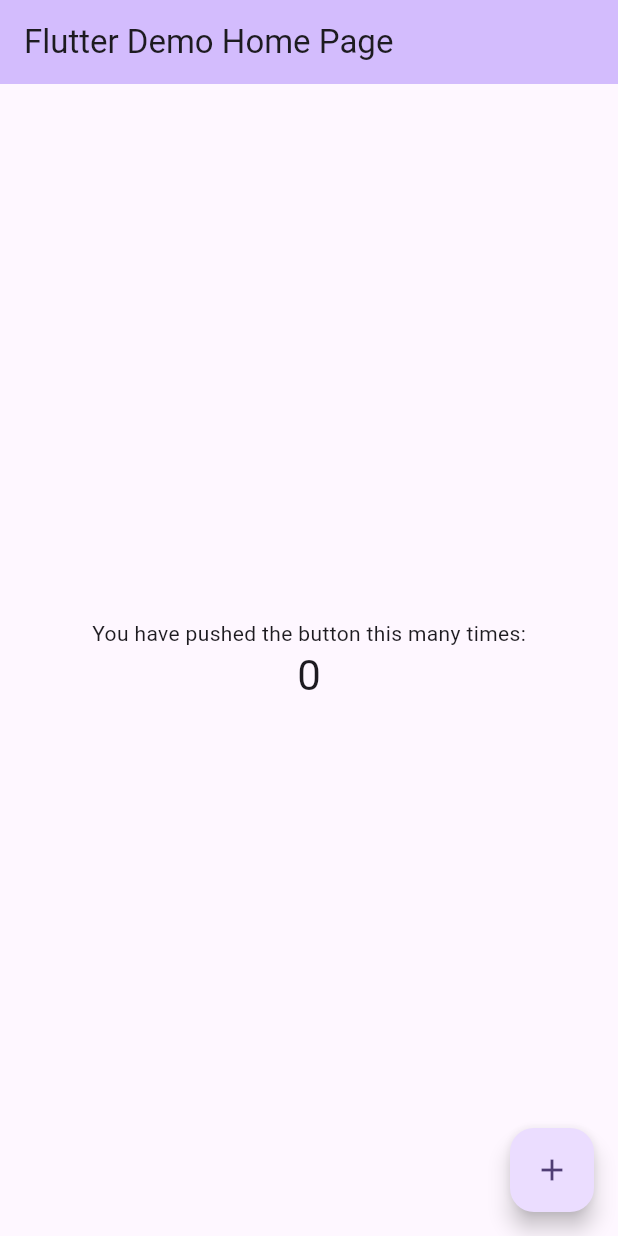
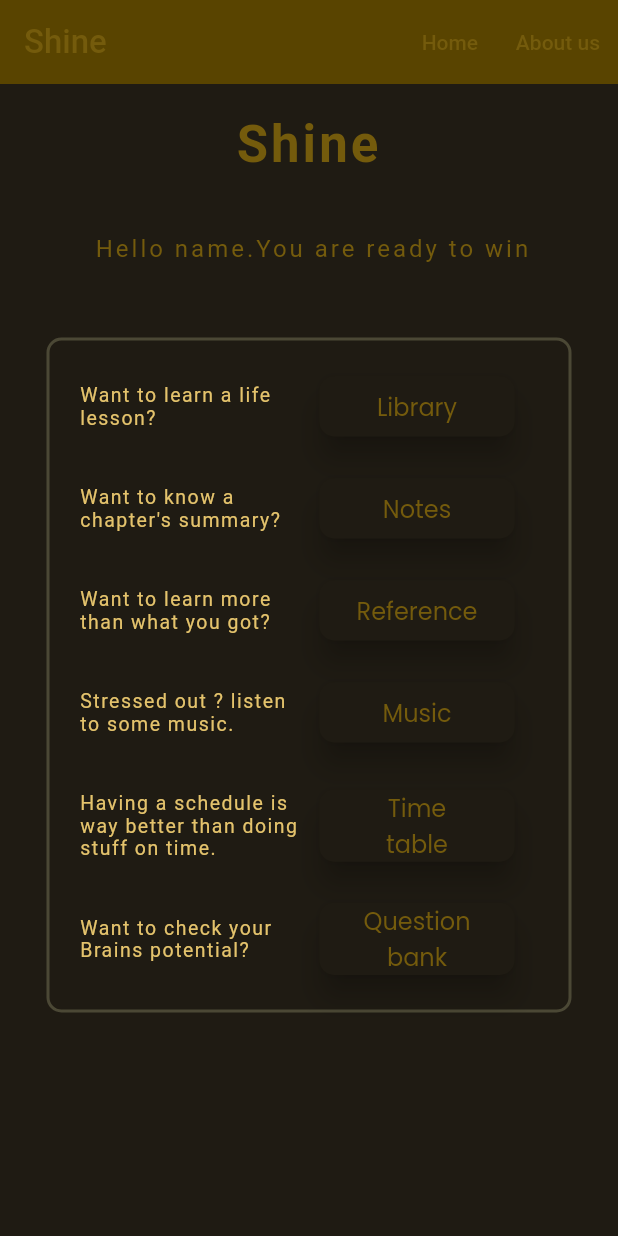
Before and after one commit to STRAcompany/Shine-App, a Flutter app: the screen it shows after launch, on a phone screen of 412 x 824 dp. Run offline on Flutter 3.47's test engine with Material 2 defaults, Android fonts, the phone set to English and light mode, and no system bars; our stand-ins replace google_fonts; Roboto replaces fonts that are missing (Laila).

Commit message:
Basic MainScreen made

```diff
--- /dev/null
+++ b/lib/data/greetings.dart
@@ -0,0 +1,5 @@
+List<String> greetings =[
+  "Hope the day will be better than yesterday.",
+  "You are ready to win",
+  "Your goal can be one step closer.",
+];
--- /dev/null
+++ b/lib/data/home_buttons_list.dart
@@ -0,0 +1,9 @@
+import 'package:shine/models/home_buttons_list.dart';
+  var homeButtonList =[
+    const HomeButtonListModels(title: "Library", address: ""),
+    const HomeButtonListModels(title: "Notes", address: ""),
+    const HomeButtonListModels(title: "Reference", address: ""),
+    const HomeButtonListModels(title: "Music", address: ""),
+    const HomeButtonListModels(title: "Time table", address: ""),
+    const HomeButtonListModels(title: "Question bank", address: ""),
+  ];
--- /dev/null
+++ b/lib/data/tryout_data.dart
@@ -0,0 +1,58 @@
+import 'package:shine/screens/library.dart';
+
+List<Map<String,Object>> tryoutData = [
+    {
+      "name": "Library",
+      "body contents":[
+        "Want to read some books?",
+        "Want to learn a life lesson?",
+        "Want to know about a great person?"
+        ],
+      "navigation address": const LibraryScreen()
+    },
+    {
+      "name": "Notes",
+      "body contents":[
+        "Want to revise your chapters?",
+        "Want to know a chapter's summary?",
+        "Want to have help in understanding the chapter?"
+        ],
+      "navigation address":  const LibraryScreen()
+    },
+    {
+      "name": "Reference",
+      "body contents":[
+        "Need help by outsources?",
+        "Want to learn more than what you got?",
+        "We have got some books you would like.",
+        ],
+      "navigation address":  const LibraryScreen()
+    },
+    {
+      "name": "Music",
+      "body contents":[
+        "Want to relax?",
+        "Stressed out ? listen to some music.",
+        "Do you know what doctors say? \"music is good for health \"",
+        ],
+      "navigation address":  const LibraryScreen()
+    },
+    {
+      "name": "Time table",
+      "body contents":[
+        "Time management is Important.",
+        "Having a schedule is way better than doing stuff on time.",
+        "Lets conquer time!"
+        ],
+      "navigation address":  const LibraryScreen()
+    },
+    {
+      "name": "Question bank",
+      "body contents":[
+        "Want questions to practice?",
+        "Want to check your Brains potential?",
+        "We have a bank that lends you questions."
+        ],
+      "navigation address":  const LibraryScreen()
+    },
+];
--- a/lib/main.dart
+++ b/lib/main.dart
@@ -1,125 +1,72 @@
 import 'package:flutter/material.dart';
+import 'package:google_fonts/google_fonts.dart';
+import 'package:shine/screens/shine.dart';
+var darkcolorScheme = ColorScheme.fromSeed(seedColor: const Color.fromARGB(255, 220, 173 , 5));
+var colorScheme= ColorScheme.fromSeed(seedColor: const Color.fromARGB(255, 5, 116, 220));
+var lightcolorScheme = const ColorScheme(
+  brightness: Brightness.light,
+  primary: Color.fromARGB(255, 0, 115, 255),
+  onPrimary: Color.fromARGB(255, 93, 0, 199),
+  secondary: Color.fromARGB(255, 22, 228, 255),
+  onSecondary: Color.fromARGB(255, 255, 27, 179),
+  error: Color.fromARGB(255, 255, 51, 36),
+  onError: Color.fromARGB(255, 255, 0, 0),
+  background: Colors.white,
+  onBackground: Color.fromARGB(255, 18, 200, 255),
+  surface: Colors.lightGreen,
+  onSurface: Color.fromARGB(255, 239, 255, 8),
+  );
+List<Color> textColor =[Colors.grey,] ;
+// var yellowColorScheme = ColorScheme.fromSeed(seedColor: const Color.fromARGB(255, 234, 255, 0));
+// var blueColorScheme = ColorScheme.fromSeed(seedColor: const Color.fromARGB(255, 68, 171, 255));
+
 
 void main() {
-  runApp(const MyApp());
-}
+  WidgetsFlutterBinding.ensureInitialized();
+  runApp(
+     MaterialApp(
+      darkTheme: ThemeData.dark().copyWith(
+        useMaterial3: true,
+        textTheme: GoogleFonts.lailaTextTheme().copyWith(
+          titleLarge: GoogleFonts.laila(
+            color: darkcolorScheme.primary,
+            fontWeight: FontWeight.bold,
+            fontSize: 34,
+            letterSpacing: 2,
+          ),
+          bodyMedium: GoogleFonts.laila(
+            color: darkcolorScheme.primary,
+            fontSize: 16,
+            letterSpacing: 2,
+          ),
 
-class MyApp extends StatelessWidget {
-  const MyApp({super.key});
-
-  // This widget is the root of your application.
-  @override
-  Widget build(BuildContext context) {
-    return MaterialApp(
-      title: 'Flutter Demo',
-      theme: ThemeData(
-        // This is the theme of your application.
-        //
-        // TRY THIS: Try running your application with "flutter run". You'll see
-        // the application has a blue toolbar. Then, without quitting the app,
-        // try changing the seedColor in the colorScheme below to Colors.green
-        // and then invoke "hot reload" (save your changes or press the "hot
-        // reload" button in a Flutter-supported IDE, or press "r" if you used
-        // the command line to start the app).
-        //
-        // Notice that the counter didn't reset back to zero; the application
-        // state is not lost during the reload. To reset the state, use hot
-        // restart instead.
-        //
-        // This works for code too, not just values: Most code changes can be
-        // tested with just a hot reload.
-        colorScheme: ColorScheme.fromSeed(seedColor: Colors.deepPurple),
-        useMaterial3: true,
-      ),
-      home: const MyHomePage(title: 'Flutter Demo Home Page'),
-    );
-  }
-}
-
-class MyHomePage extends StatefulWidget {
-  const MyHomePage({super.key, required this.title});
-
-  // This widget is the home page of your application. It is stateful, meaning
-  // that it has a State object (defined below) that contains fields that affect
-  // how it looks.
-
-  // This class is the configuration for the state. It holds the values (in this
-  // case the title) provided by the parent (in this case the App widget) and
-  // used by the build method of the State. Fields in a Widget subclass are
-  // always marked "final".
-
-  final String title;
-
-  @override
-  State<MyHomePage> createState() => _MyHomePageState();
-}
-
-class _MyHomePageState extends State<MyHomePage> {
-  int _counter = 0;
-
-  void _incrementCounter() {
-    setState(() {
-      // This call to setState tells the Flutter framework that something has
-      // changed in this State, which causes it to rerun the build method below
-      // so that the display can reflect the updated values. If we changed
-      // _counter without calling setState(), then the build method would not be
-      // called again, and so nothing would appear to happen.
-      _counter++;
-    });
-  }
-
-  @override
-  Widget build(BuildContext context) {
-    // This method is rerun every time setState is called, for instance as done
-    // by the _incrementCounter method above.
-    //
-    // The Flutter framework has been optimized to make rerunning build methods
-    // fast, so that you can just rebuild anything that needs updating rather
-    // than having to individually change instances of widgets.
-    return Scaffold(
-      appBar: AppBar(
-        // TRY THIS: Try changing the color here to a specific color (to
-        // Colors.amber, perhaps?) and trigger a hot reload to see the AppBar
-        // change color while the other colors stay the same.
-        backgroundColor: Theme.of(context).colorScheme.inversePrimary,
-        // Here we take the value from the MyHomePage object that was created by
-        // the App.build method, and use it to set our appbar title.
-        title: Text(widget.title),
-      ),
-      body: Center(
-        // Center is a layout widget. It takes a single child and positions it
-        // in the middle of the parent.
-        child: Column(
-          // Column is also a layout widget. It takes a list of children and
-          // arranges them vertically. By default, it sizes itself to fit its
-          // children horizontally, and tries to be as tall as its parent.
-          //
-          // Column has various properties to control how it sizes itself and
-          // how it positions its children. Here we use mainAxisAlignment to
-          // center the children vertically; the main axis here is the vertical
-          // axis because Columns are vertical (the cross axis would be
-          // horizontal).
-          //
-          // TRY THIS: Invoke "debug painting" (choose the "Toggle Debug Paint"
-          // action in the IDE, or press "p" in the console), to see the
-          // wireframe for each widget.
-          mainAxisAlignment: MainAxisAlignment.center,
-          children: <Widget>[
-            const Text(
-              'You have pushed the button this many times:',
+        ),
+        colorScheme: darkcolorScheme,
+        scaffoldBackgroundColor: darkcolorScheme.onBackground,
+        appBarTheme: const AppBarTheme().copyWith(
+          backgroundColor: darkcolorScheme.onPrimaryContainer,
+          foregroundColor: darkcolorScheme.primary,
+          titleTextStyle: GoogleFonts.laila(
+            fontSize: 22,
+            color: darkcolorScheme.primary,
+            fontWeight: FontWeight.w500),
+        ),
+        elevatedButtonTheme: ElevatedButtonThemeData(
+          style: ElevatedButton.styleFrom(
+            foregroundColor: darkcolorScheme.primary,
+            backgroundColor: darkcolorScheme.onBackground,
+            textStyle: GoogleFonts.poppins().copyWith(
+              fontSize: 16,
+              fontWeight: FontWeight.w400,
             ),
-            Text(
-              '$_counter',
-              style: Theme.of(context).textTheme.headlineMedium,
-            ),
-          ],
+            alignment: Alignment.center,
+            shape: RoundedRectangleBorder(borderRadius: BorderRadius.circular(10)),
+            elevation: 8,
+          ),
         ),
       ),
-      floatingActionButton: FloatingActionButton(
-        onPressed: _incrementCounter,
-        tooltip: 'Increment',
-        child: const Icon(Icons.add),
-      ), // This trailing comma makes auto-formatting nicer for build methods.
-    );
-  }
+      themeMode: ThemeMode.dark,
+     home: const Shine(),
+    ),
+  );
 }
--- /dev/null
+++ b/lib/screens/library.dart
@@ -0,0 +1,14 @@
+import 'package:flutter/material.dart';
+
+class LibraryScreen extends StatelessWidget{
+  const LibraryScreen({super.key});
+  @override
+  Widget build(BuildContext context) {
+    return Scaffold(
+      appBar: AppBar(
+        title: const Text("Library"),
+      ),
+    );
+
+  }
+}
--- /dev/null
+++ b/lib/screens/shine.dart
@@ -0,0 +1,79 @@
+import 'dart:math';
+import 'package:shine/data/tryout_data.dart';
+import 'package:flutter/material.dart';
+import 'package:shine/data/greetings.dart';
+import 'package:shine/widgets/tryout.dart';
+
+class Shine extends StatelessWidget {
+  const Shine({super.key});
+
+  void changeScreen(BuildContext context, Widget screen) {
+    Navigator.of(context).push(
+      MaterialPageRoute(
+        builder: (context) => screen,
+      ),
+    );
+  }
+
+  @override
+  Widget build(context) {
+    int greetingIndex = Random().nextInt(greetings.length);
+    final String greetQuote = greetings[greetingIndex];
+
+    return Scaffold(
+      appBar: AppBar(
+        title: const Text("Shine"),
+        actions: [
+          TextButton(onPressed: () {}, child: const Text("Home")),
+          TextButton(onPressed: () {}, child: const Text("About us")),
+          // IconButton(onPressed: () {}, icon: const Icon(Icons.menu)),
+        ],
+      ),
+      body: Column(
+        children: [
+          Container(
+            alignment: Alignment.center,
+            padding: const EdgeInsets.symmetric(horizontal: 10, vertical: 20),
+            child: Text("Shine",
+                style: Theme.of(context).textTheme.titleLarge,
+                textAlign: TextAlign.center),
+          ),
+          Container(
+            padding: const EdgeInsets.symmetric(horizontal: 10, vertical: 20),
+            alignment: Alignment.center,
+            child: Text(" Hello name.$greetQuote ",
+                style: Theme.of(context).textTheme.bodyMedium,
+                textAlign: TextAlign.center),
+          ),
+          Container(
+            width: 350,
+            height: 450,
+            margin: const EdgeInsets.symmetric(vertical: 30),
+            decoration: BoxDecoration(
+              border: Border.all(
+                color: const Color.fromARGB(255, 75, 72, 53),
+                width: 2,
+              ),
+              borderRadius: BorderRadius.circular(10),
+            ),
+            child: SingleChildScrollView(
+              padding: const EdgeInsets.all(10),
+              child: Column(
+                mainAxisAlignment: MainAxisAlignment.start,
+                crossAxisAlignment: CrossAxisAlignment.start,
+                children: tryoutData
+                    .map(
+                      (data) => TryOut(
+                        mainData: data,
+                        changeScreen: changeScreen,
+                      ),
+                    )
+                    .toList(),
+              ),
+            ),
+          )
+        ],
+      ),
+    );
+  }
+}
--- /dev/null
+++ b/lib/widgets/tryout.dart
@@ -0,0 +1,49 @@
+import 'package:flutter/material.dart';
+import 'package:google_fonts/google_fonts.dart';
+import 'dart:math';
+
+class TryOut extends StatelessWidget {
+  const TryOut({required this.changeScreen, required this.mainData, super.key});
+  final void Function(BuildContext context, Widget screen) changeScreen;
+  final Map<String, Object> mainData;
+  @override
+  Widget build(context) {
+    int tryOutIndex = Random().nextInt(3);
+    return Row(
+      crossAxisAlignment: CrossAxisAlignment.center,
+      mainAxisAlignment: MainAxisAlignment.start,
+      children: [
+        Container(
+          margin: const EdgeInsets.symmetric(
+            vertical: 15,
+          ),
+          padding: const EdgeInsets.symmetric(horizontal: 10, vertical: 4),
+          width: 170,
+          child: Text(
+            (mainData["body contents"] as List<String>)[tryOutIndex].toString(),
+            style: GoogleFonts.laila(
+              fontSize: 13,
+              letterSpacing: 1,
+              color: Theme.of(context).colorScheme.inversePrimary,
+            ),
+            softWrap: true,
+            textAlign: TextAlign.start,
+          ),
+        ),
+        SizedBox(
+          width: 130,
+          child: ElevatedButton(
+            onPressed: () {
+              changeScreen(context, mainData["navigation address"] as Widget);
+            },
+            child: Text(
+              mainData["name"].toString(),
+              softWrap: true,
+              textAlign: TextAlign.center,
+            ),
+          ),
+        ),
+      ],
+    );
+  }
+}
--- a/pubspec.yaml
+++ b/pubspec.yaml
@@ -35,6 +35,7 @@ dependencies:
   # The following adds the Cupertino Icons font to your application.
   # Use with the CupertinoIcons class for iOS style icons.
   cupertino_icons: ^1.0.2
+  google_fonts: 6.1.0
 
 dev_dependencies:
   flutter_test:
```
Also changed, not shown: lib/models/home_buttons_list.dart (added, +8 -0 lines), pubspec.lock, 3 other files.
